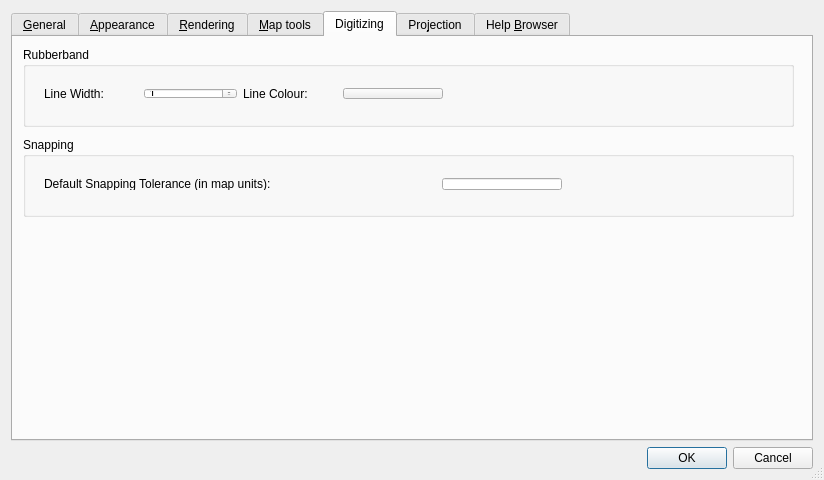
First picture: the form in branches/advanced_editing_branch/src/ui/qgsoptionsbase.ui, repository stopa85/Quantum-GIS, before the edit.
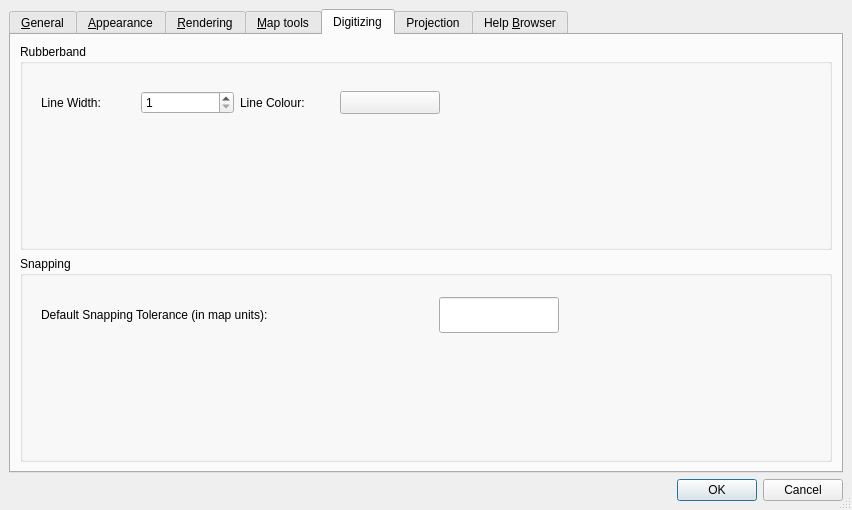
Second picture: the form after the edit. The open tabs and pages were chosen to show the change. Icons and pictures are not drawn. Custom widgets are drawn as their Qt base class.

```diff
--- a/branches/advanced_editing_branch/src/ui/qgsoptionsbase.ui
+++ b/branches/advanced_editing_branch/src/ui/qgsoptionsbase.ui
@@ -5,8 +5,8 @@
    <rect>
     <x>0</x>
     <y>0</y>
-    <width>824</width>
-    <height>480</height>
+    <width>852</width>
+    <height>510</height>
    </rect>
   </property>
   <property name="windowTitle" >
@@ -23,7 +23,7 @@
   </property>
   <layout class="QGridLayout" >
    <property name="margin" >
-    <number>11</number>
+    <number>9</number>
    </property>
    <property name="spacing" >
     <number>6</number>
@@ -655,15 +655,15 @@
       <attribute name="title" >
        <string>Digitizing</string>
       </attribute>
+      <layout class="QGridLayout" >
+       <property name="margin" >
+        <number>9</number>
+       </property>
+       <property name="spacing" >
+        <number>6</number>
+       </property>
+       <item row="0" column="0" >
       <widget class="QGroupBox" name="mRubberBandGroupBox" >
-       <property name="geometry" >
-        <rect>
-         <x>10</x>
-         <y>10</y>
-         <width>771</width>
-         <height>80</height>
-        </rect>
-       </property>
        <property name="title" >
         <string>Rubberband</string>
        </property>
@@ -673,7 +673,7 @@
           <x>10</x>
           <y>30</y>
           <width>421</width>
-          <height>33</height>
+            <height>57</height>
          </rect>
         </property>
         <layout class="QHBoxLayout" >
@@ -729,15 +729,9 @@
         </layout>
        </widget>
       </widget>
+       </item>
+       <item row="1" column="0" >
       <widget class="QGroupBox" name="mSnappingGroupBox" >
-       <property name="geometry" >
-        <rect>
-         <x>10</x>
-         <y>100</y>
-         <width>771</width>
-         <height>80</height>
-        </rect>
-       </property>
        <property name="title" >
         <string>Snapping</string>
        </property>
@@ -747,7 +741,7 @@
           <x>10</x>
           <y>30</y>
           <width>540</width>
-          <height>34</height>
+            <height>58</height>
          </rect>
         </property>
         <layout class="QHBoxLayout" >
@@ -783,6 +777,8 @@
         </layout>
        </widget>
       </widget>
+       </item>
+      </layout>
      </widget>
      <widget class="QWidget" name="tabProjection" >
       <attribute name="title" >
```
Lines whose indentation alone changed are shown as unchanged.
